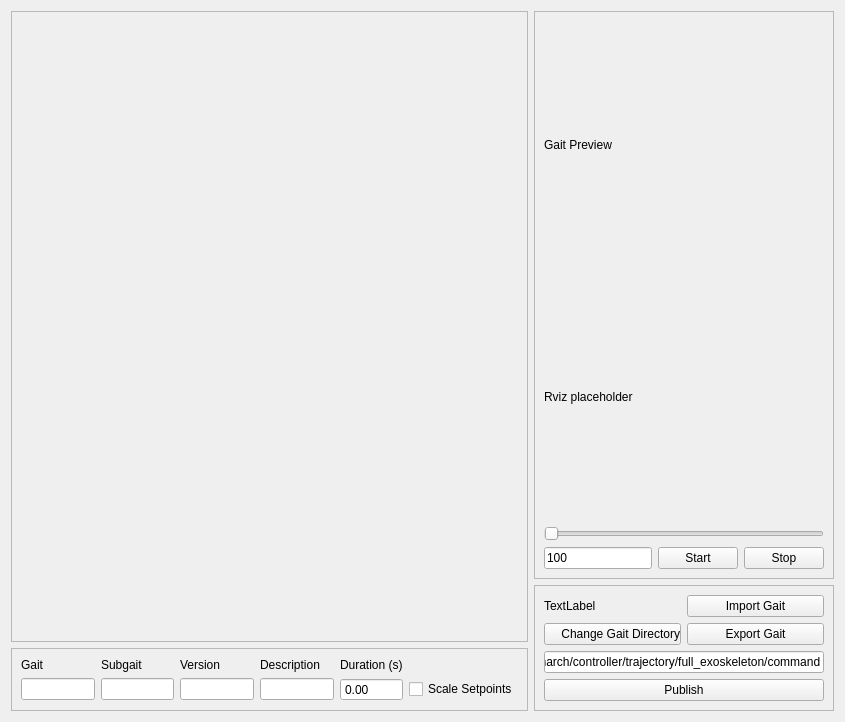
Before: the Qt Designer form march_rqt_gait_generator/resource/gait_generator.ui in project-march/ProjectMarch, drawn with Qt 5.
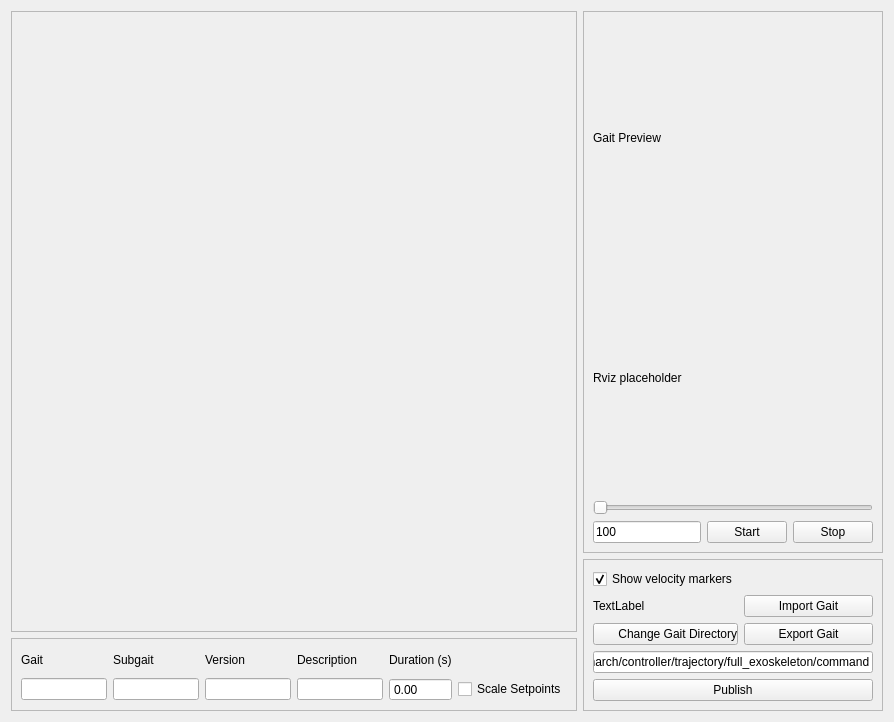
After: the same form once the commit is applied.

Commit message: Allow hiding of velocity markers

```diff
--- a/march_rqt_gait_generator/resource/gait_generator.ui
+++ b/march_rqt_gait_generator/resource/gait_generator.ui
@@ -6,7 +6,7 @@
    <rect>
     <x>0</x>
     <y>0</y>
-    <width>845</width>
+    <width>894</width>
     <height>722</height>
    </rect>
   </property>
@@ -46,42 +46,42 @@
       <enum>QFrame::Raised</enum>
      </property>
      <layout class="QGridLayout" name="gridLayout">
-      <item row="1" column="0" colspan="3">
-       <widget class="QLabel" name="RvizPlaceholder">
-        <property name="text">
-         <string>Rviz placeholder</string>
-        </property>
-       </widget>
-      </item>
-      <item row="3" column="2">
+      <item row="4" column="2">
        <widget class="QPushButton" name="Stop">
         <property name="text">
          <string>Stop</string>
         </property>
        </widget>
       </item>
-      <item row="2" column="0" colspan="3">
+      <item row="3" column="0" colspan="3">
        <widget class="QSlider" name="TimeSlider">
         <property name="orientation">
          <enum>Qt::Horizontal</enum>
         </property>
        </widget>
       </item>
-      <item row="3" column="1">
+      <item row="4" column="1">
        <widget class="QPushButton" name="Start">
         <property name="text">
          <string>Start</string>
         </property>
        </widget>
       </item>
-      <item row="0" column="0" colspan="3">
+      <item row="1" column="0" colspan="3">
        <widget class="QLabel" name="Label">
         <property name="text">
          <string>Gait Preview</string>
         </property>
        </widget>
       </item>
-      <item row="3" column="0">
+      <item row="2" column="0" colspan="3">
+       <widget class="QLabel" name="RvizPlaceholder">
+        <property name="text">
+         <string>Rviz placeholder</string>
+        </property>
+       </widget>
+      </item>
+      <item row="4" column="0">
        <widget class="QLineEdit" name="PlaybackSpeed">
         <property name="sizePolicy">
          <sizepolicy hsizetype="Maximum" vsizetype="Fixed">
@@ -199,42 +199,42 @@
       <enum>QFrame::Raised</enum>
      </property>
      <layout class="QGridLayout" name="gridLayout_4">
-      <item row="0" column="0">
+      <item row="4" column="0" colspan="2">
+       <widget class="QLineEdit" name="TopicName">
+        <property name="text">
+         <string>/march/controller/trajectory/full_exoskeleton/command</string>
+        </property>
+       </widget>
+      </item>
+      <item row="1" column="0">
        <widget class="QLabel" name="GaitDirectory">
         <property name="text">
          <string>TextLabel</string>
         </property>
        </widget>
       </item>
-      <item row="0" column="1">
+      <item row="1" column="1">
        <widget class="QPushButton" name="Import">
         <property name="text">
          <string>Import Gait</string>
         </property>
        </widget>
       </item>
-      <item row="1" column="1">
+      <item row="2" column="1">
        <widget class="QPushButton" name="Export">
         <property name="text">
          <string>Export Gait</string>
         </property>
        </widget>
       </item>
-      <item row="3" column="0" colspan="2">
-       <widget class="QLineEdit" name="TopicName">
-        <property name="text">
-         <string>/march/controller/trajectory/full_exoskeleton/command</string>
-        </property>
-       </widget>
-      </item>
-      <item row="4" column="0" colspan="2">
+      <item row="5" column="0" colspan="2">
        <widget class="QPushButton" name="Publish">
         <property name="text">
          <string>Publish</string>
         </property>
        </widget>
       </item>
-      <item row="1" column="0">
+      <item row="2" column="0">
        <widget class="QPushButton" name="ChangeGaitDirectory">
         <property name="sizePolicy">
          <sizepolicy hsizetype="Maximum" vsizetype="Fixed">
@@ -261,6 +261,16 @@
         </property>
        </widget>
       </item>
+      <item row="0" column="0">
+       <widget class="QCheckBox" name="ShowVelocityMarkers">
+        <property name="text">
+         <string>Show velocity markers</string>
+        </property>
+        <property name="checked">
+         <bool>true</bool>
+        </property>
+       </widget>
+      </item>
      </layout>
     </widget>
    </item>
```
The commit also changes 3 other files.
